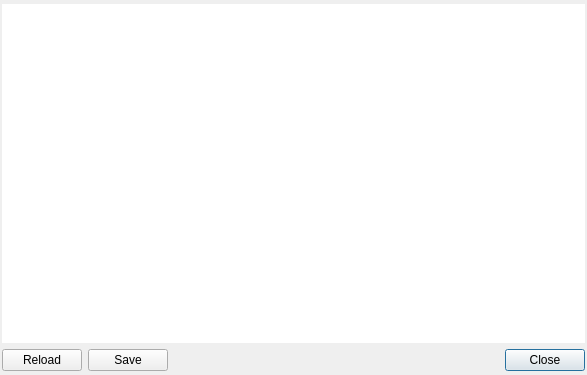
The window that python/console/console_history_dlg.ui (carsmie/QGIS) describes before a commit, drawn with Qt 5.
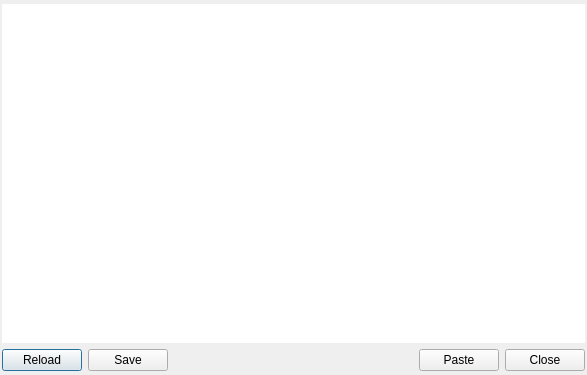
The same window after the commit.

Commit message: [pyqgis-console] run multiple items selected from command history dialogy

Patch:
```diff
--- a/python/console/console_history_dlg.ui
+++ b/python/console/console_history_dlg.ui
@@ -26,19 +26,63 @@
    <property name="bottomMargin">
     <number>4</number>
    </property>
-   <property name="horizontalSpacing">
-    <number>6</number>
-   </property>
-   <item row="2" column="2">
-    <widget class="QDialogButtonBox" name="buttonBox">
-     <property name="orientation">
-      <enum>Qt::Horizontal</enum>
+   <item row="1" column="0">
+    <widget class="QPushButton" name="reloadHistory">
+     <property name="text">
+      <string>Reload</string>
      </property>
-     <property name="standardButtons">
-      <set>QDialogButtonBox::Close</set>
+    </widget>
+   </item>
+   <item row="1" column="1">
+    <widget class="QPushButton" name="saveHistory">
+     <property name="enabled">
+      <bool>true</bool>
      </property>
+     <property name="text">
+      <string>Save</string>
+     </property>
     </widget>
    </item>
+   <item row="1" column="2">
+    <layout class="QHBoxLayout" name="horizontalLayout">
+     <item>
+      <spacer name="horizontalSpacer">
+       <property name="orientation">
+        <enum>Qt::Horizontal</enum>
+       </property>
+       <property name="sizeHint" stdset="0">
+        <size>
+         <width>40</width>
+         <height>20</height>
+        </size>
+       </property>
+      </spacer>
+     </item>
+     <item>
+      <widget class="QPushButton" name="pushButton">
+       <property name="text">
+        <string>Paste</string>
+       </property>
+      </widget>
+     </item>
+     <item>
+      <widget class="QDialogButtonBox" name="buttonBox">
+       <property name="sizePolicy">
+        <sizepolicy hsizetype="Fixed" vsizetype="Fixed">
+         <horstretch>0</horstretch>
+         <verstretch>0</verstretch>
+        </sizepolicy>
+       </property>
+       <property name="orientation">
+        <enum>Qt::Horizontal</enum>
+       </property>
+       <property name="standardButtons">
+        <set>QDialogButtonBox::Close</set>
+       </property>
+      </widget>
+     </item>
+    </layout>
+   </item>
    <item row="0" column="0" colspan="3">
     <widget class="QListView" name="listView">
      <property name="frameShape">
@@ -58,23 +102,6 @@
      </property>
     </widget>
    </item>
-   <item row="2" column="0">
-    <widget class="QPushButton" name="reloadHistory">
-     <property name="text">
-      <string>Reload</string>
-     </property>
-    </widget>
-   </item>
-   <item row="2" column="1">
-    <widget class="QPushButton" name="saveHistory">
-     <property name="enabled">
-      <bool>true</bool>
-     </property>
-     <property name="text">
-      <string>Save</string>
-     </property>
-    </widget>
-   </item>
   </layout>
  </widget>
  <resources/>
```
The commit also changes 1 other file.
